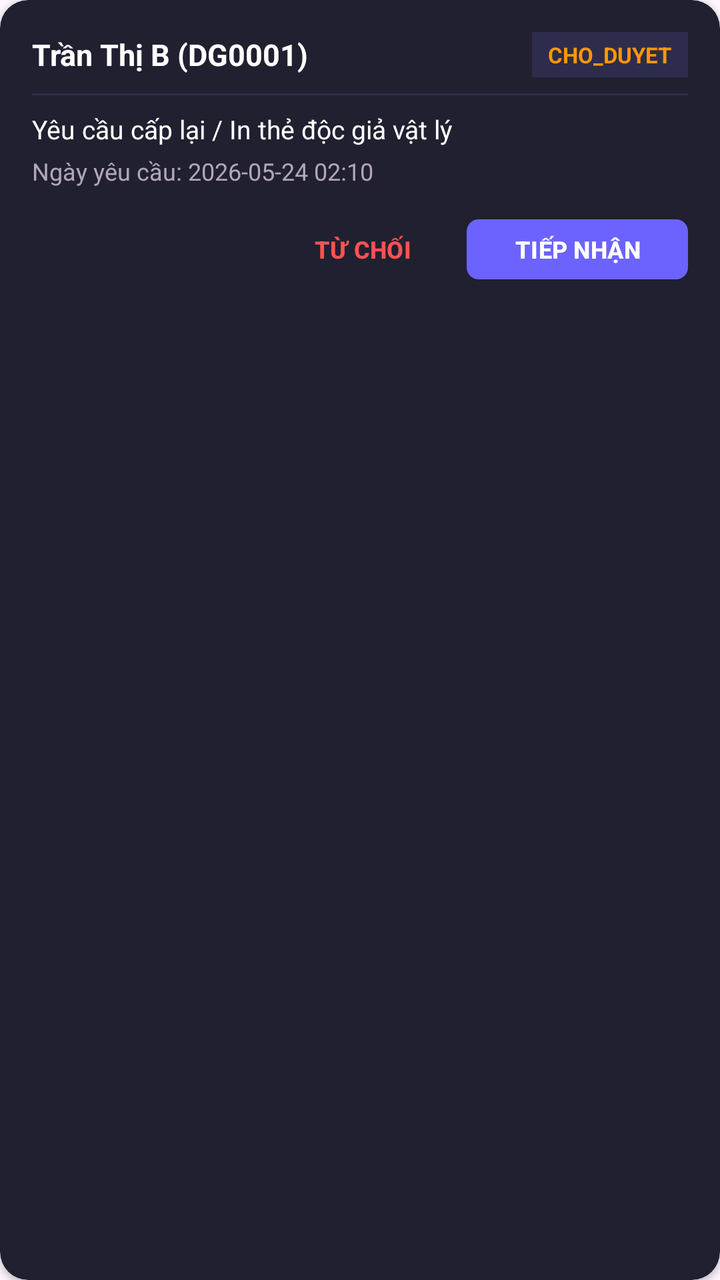
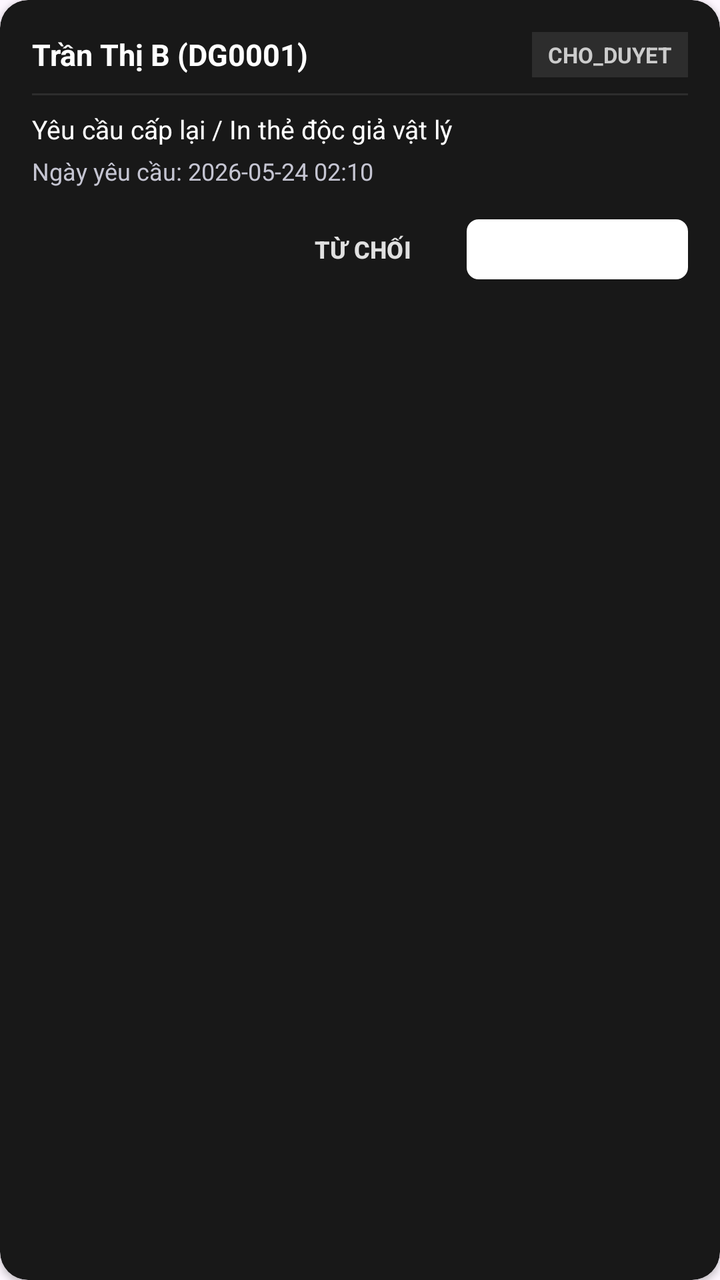

Before-and-after screenshots of an Android layout around one commit, followed by the original layout XML and the change that was made.
<!-- AndroidManifest.xml: application theme Theme.QLTV -->
<!-- res/layout/item_request_card.xml -->
<?xml version="1.0" encoding="utf-8"?>
<androidx.cardview.widget.CardView xmlns:android="http://schemas.android.com/apk/res/android"
    xmlns:app="http://schemas.android.com/apk/res-auto"
    android:layout_width="match_parent"
    android:layout_height="wrap_content"
    android:layout_marginHorizontal="4dp"
    android:layout_marginVertical="6dp"
    app:cardBackgroundColor="#212030"
    app:cardCornerRadius="14dp"
    app:cardElevation="2dp">

    <LinearLayout
        android:layout_width="match_parent"
        android:layout_height="wrap_content"
        android:orientation="vertical"
        android:padding="16dp">

        <LinearLayout
            android:layout_width="match_parent"
            android:layout_height="wrap_content"
            android:gravity="center_vertical"
            android:orientation="horizontal">

            <TextView
                android:id="@+id/txtCardReqReader"
                android:layout_width="0dp"
                android:layout_height="wrap_content"
                android:layout_weight="1"
                android:text="Trần Thị B (DG0001)"
                android:textColor="#FFFFFF"
                android:textSize="15sp"
                android:textStyle="bold" />

            <TextView
                android:id="@+id/badgeCardReqStatus"
                android:layout_width="wrap_content"
                android:layout_height="wrap_content"
                android:background="#2E2C4D"
                android:paddingHorizontal="8dp"
                android:paddingVertical="4dp"
                android:text="CHO_DUYET"
                android:textColor="#FF9800"
                android:textSize="11sp"
                android:textStyle="bold" />
        </LinearLayout>

        <View
            android:layout_width="match_parent"
            android:layout_height="1dp"
            android:layout_marginVertical="8dp"
            android:background="#2E2C4D" />

        <TextView
            android:layout_width="wrap_content"
            android:layout_height="wrap_content"
            android:text="Yêu cầu cấp lại / In thẻ độc giả vật lý"
            android:textColor="#FFFFFF"
            android:textSize="13sp" />

        <TextView
            android:id="@+id/txtCardReqDate"
            android:layout_width="wrap_content"
            android:layout_height="wrap_content"
            android:layout_marginTop="4dp"
            android:text="Ngày yêu cầu: 2026-05-24 02:10"
            android:textColor="#B0A8B9"
            android:textSize="12sp" />

        <LinearLayout
            android:id="@+id/layoutCardReqActions"
            android:layout_width="match_parent"
            android:layout_height="wrap_content"
            android:layout_marginTop="12dp"
            android:gravity="end"
            android:orientation="horizontal">

            <com.google.android.material.button.MaterialButton
                android:id="@+id/btnRejectCardReq"
                style="@style/Widget.Material3.Button.TextButton"
                android:layout_width="wrap_content"
                android:layout_height="38dp"
                android:text="TỪ CHỐI"
                android:textColor="#FF5252"
                android:textSize="12sp"
                android:textStyle="bold" />

            <com.google.android.material.button.MaterialButton
                android:id="@+id/btnApproveCardReq"
                android:layout_width="wrap_content"
                android:layout_height="38dp"
                android:layout_marginStart="8dp"
                android:text="TIẾP NHẬN"
                android:textColor="#FFFFFF"
                android:textSize="12sp"
                android:textStyle="bold"
                app:backgroundTint="#6C63FF"
                app:cornerRadius="6dp" />

            <com.google.android.material.button.MaterialButton
                android:id="@+id/btnPrintCardReq"
                android:layout_width="wrap_content"
                android:layout_height="38dp"
                android:layout_marginStart="8dp"
                android:text="ĐÃ IN THẺ"
                android:textColor="#FFFFFF"
                android:textSize="12sp"
                android:textStyle="bold"
                android:visibility="gone"
                app:backgroundTint="#00B0FF"
                app:cornerRadius="6dp" />

            <com.google.android.material.button.MaterialButton
                android:id="@+id/btnConfirmCardPickup"
                android:layout_width="wrap_content"
                android:layout_height="38dp"
                android:layout_marginStart="8dp"
                android:text="ĐÃ GIAO THẺ"
                android:textColor="#FFFFFF"
                android:textSize="12sp"
                android:textStyle="bold"
                android:visibility="gone"
                app:backgroundTint="#4CAF50"
                app:cornerRadius="6dp" />
        </LinearLayout>
    </LinearLayout>
</androidx.cardview.widget.CardView>
<!-- resources referenced by this layout -->
<resources>
  <style name="Theme.QLTV" parent="Base.Theme.QLTV" />
  <style name="Base.Theme.QLTV" parent="Theme.Material3.DayNight.NoActionBar">
          
          
      </style>
</resources>

<!-- the commit's change to res/layout/item_request_card.xml (unified diff, before → after) -->
@@ -5,7 +5,7 @@
     android:layout_height="wrap_content"
     android:layout_marginHorizontal="4dp"
     android:layout_marginVertical="6dp"
-    app:cardBackgroundColor="#212030"
+    app:cardBackgroundColor="#181818"
     app:cardCornerRadius="14dp"
     app:cardElevation="2dp">
 
@@ -35,11 +35,11 @@
                 android:id="@+id/badgeCardReqStatus"
                 android:layout_width="wrap_content"
                 android:layout_height="wrap_content"
-                android:background="#2E2C4D"
+                android:background="#2D2D2D"
                 android:paddingHorizontal="8dp"
                 android:paddingVertical="4dp"
                 android:text="CHO_DUYET"
-                android:textColor="#FF9800"
+                android:textColor="#CCCCCC"
                 android:textSize="11sp"
                 android:textStyle="bold" />
         </LinearLayout>
@@ -48,7 +48,7 @@
             android:layout_width="match_parent"
             android:layout_height="1dp"
             android:layout_marginVertical="8dp"
-            android:background="#2E2C4D" />
+            android:background="#2D2D2D" />
 
         <TextView
             android:layout_width="wrap_content"
@@ -63,7 +63,7 @@
             android:layout_height="wrap_content"
             android:layout_marginTop="4dp"
             android:text="Ngày yêu cầu: 2026-05-24 02:10"
-            android:textColor="#B0A8B9"
+            android:textColor="#C5C5D2"
             android:textSize="12sp" />
 
         <LinearLayout
@@ -80,7 +80,7 @@
                 android:layout_width="wrap_content"
                 android:layout_height="38dp"
                 android:text="TỪ CHỐI"
-                android:textColor="#FF5252"
+                android:textColor="#E0E0E0"
                 android:textSize="12sp"
                 android:textStyle="bold" />
 
@@ -93,7 +93,7 @@
                 android:textColor="#FFFFFF"
                 android:textSize="12sp"
                 android:textStyle="bold"
-                app:backgroundTint="#6C63FF"
+                app:backgroundTint="#FFFFFF"
                 app:cornerRadius="6dp" />
 
             <com.google.android.material.button.MaterialButton
@@ -106,7 +106,7 @@
                 android:textSize="12sp"
                 android:textStyle="bold"
                 android:visibility="gone"
-                app:backgroundTint="#00B0FF"
+                app:backgroundTint="#B0B0B0"
                 app:cornerRadius="6dp" />
 
             <com.google.android.material.button.MaterialButton
@@ -119,7 +119,7 @@
                 android:textSize="12sp"
                 android:textStyle="bold"
                 android:visibility="gone"
-                app:backgroundTint="#4CAF50"
+                app:backgroundTint="#E0E0E0"
                 app:cornerRadius="6dp" />
         </LinearLayout>
     </LinearLayout>
